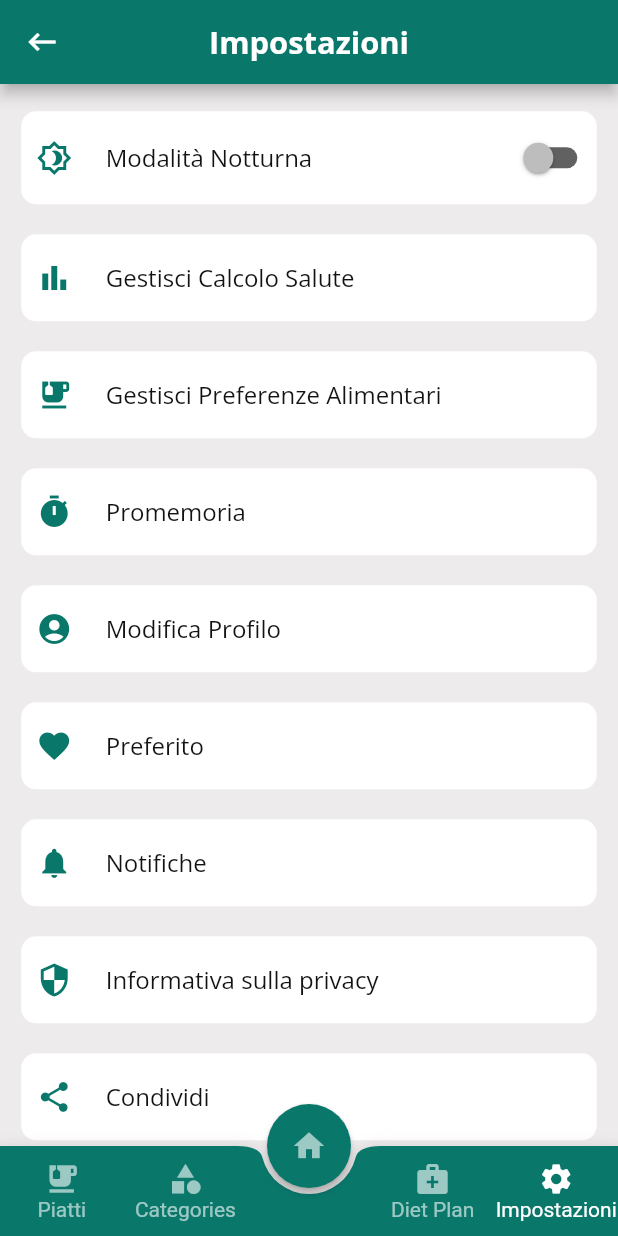
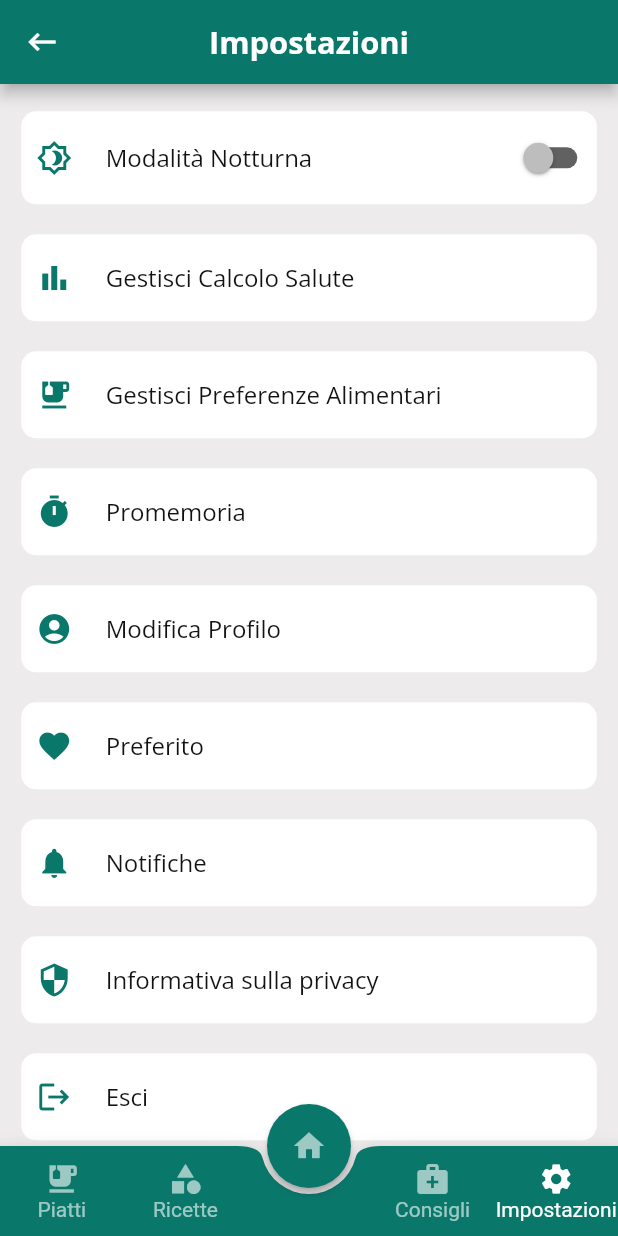
Before and after one commit to bioimedpellegrino/food-app, a Flutter app: the HomePage screen opened directly, item 4 of the bottom bar chosen, on a phone screen of 412 x 824 dp. Run offline on Flutter 3.47's test engine with Material 2 defaults, Android fonts, the phone set to English and light mode, and no system bars; our stand-ins replace carousel_slider, country_code_picker, fl_chart, image_picker, numberpicker, palette_generator and 3 more; missing offline and left inert: date_picker_timetable, flutter_share; accounts and stored records are empty.

Commit message:
dev. main

```diff
--- a/lib/HomePage.dart
+++ b/lib/HomePage.dart
@@ -187,14 +187,14 @@ class _HomePage extends State<HomePage> with   TickerProviderStateMixin{
                           text: S.of(context).dishes),
 
                       FABBottomAppBarItem(
-                          iconData: Icons.category, text: "Categories"),
+                          iconData: Icons.category, text: "Ricette"),
                           // iconData: Icons.bar_chart, text: S.of(context).bmi),
 
 
 
                       FABBottomAppBarItem(
                           iconData: Icons.medical_services,
-                          text: "Diet Plan"),
+                          text: "Consigli"),
 
                       FABBottomAppBarItem(
                           iconData: Icons.settings, text: S.of(context).setting),
--- a/lib/TabDiet.dart
+++ b/lib/TabDiet.dart
@@ -26,7 +26,7 @@ class _TabDiet extends State<TabDiet> {
   int categoryPosition = 0;
   DateTime dateTime = DateTime.now();
 
-  List<String> list = ["Breakfast", "Snack", "Lunch", "Dinner"];
+  List<String> list = ["Colazione", "Snack", "Pranzo", "Cena"];
   final controller = CarouselController();
 
   List<FoodModel> sliderList = DataFile.getFoodList();
@@ -140,7 +140,7 @@ class _TabDiet extends State<TabDiet> {
                               SizedBox(height: getPercentSize(
                                   appBarHeight, 3),),
                               getTextWidget(
-                                  "Your Meal Plan",
+                                  "Il tuo piano di oggi",
                                   Colors.white70,
                                   TextAlign.start,
                                   FontWeight.w300,
@@ -239,6 +239,7 @@ class _TabDiet extends State<TabDiet> {
 
                           monthTextStyle: TextStyle(color: textColor,fontWeight: FontWeight.w400,fontSize: getScreenPercentSize(context, 1.5)),
                           dateTextStyle: TextStyle(color: textColor,fontWeight: FontWeight.w800),
+                          locale: 'it_IT',
                           onDateChange: (date) {
                             setState(() {
                               dateTime = date;
--- a/lib/TabHealthTip.dart
+++ b/lib/TabHealthTip.dart
@@ -21,7 +21,7 @@ class _TabHealthTip extends State<TabHealthTip> {
   List<HealthModel> healthList = [];
 
   int selectedPosition = 0;
-  List<String> list = ["Diet Tips", "Diet Tips", "Supplement"];
+  List<String> list = ["Suggerimenti", "Sostituzioni"];
 
   @override
   void initState() {
@@ -40,7 +40,7 @@ class _TabHealthTip extends State<TabHealthTip> {
       child: Scaffold(
         backgroundColor: backgroundColor,
         appBar: AppBar(
-          title: getPrimaryAppBarText(context, "Diet Plan"),
+          title: getPrimaryAppBarText(context, "Consigli"),
           backgroundColor: primaryColor,
           centerTitle: true,
           elevation: 0,
--- a/lib/TabSetting.dart
+++ b/lib/TabSetting.dart
@@ -7,8 +7,6 @@ import 'package:flutter_diet_tips/util/ConstantWidget.dart';
 import 'package:flutter_diet_tips/util/PrefData.dart';
 import 'package:flutter_diet_tips/util/SizeConfig.dart';
 import 'package:flutter_share/flutter_share.dart';
-import 'package:mailto/mailto.dart';
-import 'package:url_launcher/url_launcher.dart';
 
 import 'EditProfilePage.dart';
 import 'FavouritePage.dart';
@@ -404,115 +402,7 @@ class _TabSetting extends State<TabSetting> {
                 ),
                 onTap: () {},
               ),
-              GestureDetector(
-                child: Container(
-                  margin: EdgeInsets.all(marginMain),
-                  width: double.infinity,
-                  decoration: BoxDecoration(
-                      borderRadius: BorderRadius.circular(radius),
-                      color: cellColor),
-                  child: Padding(
-                    padding: EdgeInsets.only(top: padding, bottom: padding),
-                    child: Row(
-                      children: [
-                        Padding(
-                          padding: EdgeInsets.all(paddingImage),
-                          child: Icon(
-                            Icons.share,
-                            color: primaryColor,
-                          ),
-                        ),
-                        SizedBox(
-                          width: SizeConfig.safeBlockHorizontal! * boxWidth,
-                        ),
-                        Expanded(
-                          child: getSmallNormalText(
-                              S.of(context).share, textColor),
-                          flex: 1,
-                        ),
-                      ],
-                    ),
-                  ),
-                ),
-                onTap: () {
-                  share();
-                },
-              ),
-              GestureDetector(
-                child: Container(
-                  margin: EdgeInsets.all(marginMain),
-                  width: double.infinity,
-                  decoration: BoxDecoration(
-                      borderRadius: BorderRadius.circular(radius),
-                      color: cellColor),
-                  child: Padding(
-                    padding: EdgeInsets.only(top: padding, bottom: padding),
-                    child: Row(
-                      children: [
-                        Padding(
-                          padding: EdgeInsets.all(paddingImage),
-                          child: Icon(
-                            Icons.star_rate,
-                            color: primaryColor,
-                          ),
-                        ),
-                        SizedBox(
-                          width: SizeConfig.safeBlockHorizontal! * boxWidth,
-                        ),
-                        Expanded(
-                          child: getSmallNormalText(
-                              S.of(context).rateUs, textColor),
-                          flex: 1,
-                        ),
-                      ],
-                    ),
-                  ),
-                ),
-                onTap: () {},
-              ),
-              GestureDetector(
-                child: Container(
-                  margin: EdgeInsets.all(marginMain),
-                  width: double.infinity,
-                  decoration: BoxDecoration(
-                      borderRadius: BorderRadius.circular(radius),
-                      color: cellColor),
-                  child: Padding(
-                    padding: EdgeInsets.only(top: padding, bottom: padding),
-                    child: Row(
-                      children: [
-                        Padding(
-                          padding: EdgeInsets.all(paddingImage),
-                          child: Icon(
-                            Icons.feedback,
-                            color: primaryColor,
-                          ),
-                        ),
-                        SizedBox(
-                          width: SizeConfig.safeBlockHorizontal! * boxWidth,
-                        ),
-                        Expanded(
-                          child: getSmallNormalText(
-                              S.of(context).feedback, textColor),
-                          flex: 1,
-                        ),
-                      ],
-                    ),
-                  ),
-                ),
-                onTap: () async {
 
-
-                  final mailtoLink = Mailto(
-                    to: ['to@example.com'],
-
-                    subject: 'Feedback',
-                    body: 'Health Tips',
-                  );
-                  await launchUrl(Uri.parse('$mailtoLink'));
-
-                },
-              ),
               GestureDetector(
                 child: Container(
                   margin: EdgeInsets.all(marginMain),
--- /dev/null
+++ b/lib/config.dart
@@ -0,0 +1,27 @@
+class Config {
+  final String apiUrl;
+  final bool isDebug;
+  final String locale;
+
+  Config({
+    required this.apiUrl,
+    required this.isDebug,
+    required this.locale
+  });
+
+  factory Config.local() {
+    return Config(
+      apiUrl: 'http://localhost:8000/api/v1',
+      isDebug: true,
+      locale: 'it_IT'
+    );
+  }
+
+  factory Config.prod() {
+    return Config(
+      apiUrl: 'https://api.example.com',
+      isDebug: false,
+      locale: 'it_IT'
+    );
+  }
+}
```
Also changed, not shown: lib/main.dart (+20 -4 lines).
